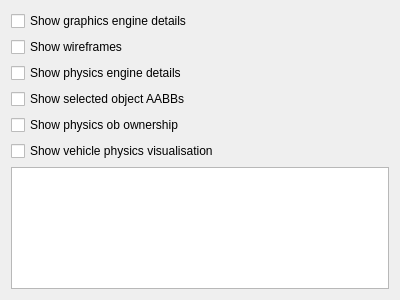
Before: the Qt Designer form gui_client/DiagnosticsWidget.ui in shipilovden/substrata-metasiberia, drawn with Qt 5.
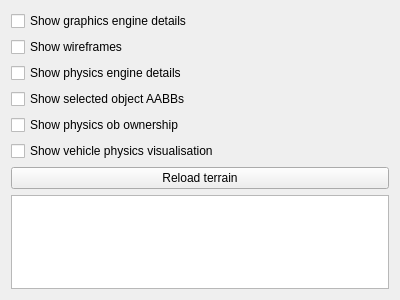
After: the same form once the commit is applied.

Commit message: Added 'Reload terrain' button to DiagnosticsWidget. Terrain normal generation: Use large deltas for consistency with the normal generation in the interior of the chunk, otherwise the chunk edge is visible due to different normal generation techniques.

```diff
--- a/gui_client/DiagnosticsWidget.ui
+++ b/gui_client/DiagnosticsWidget.ui
@@ -56,6 +56,13 @@
      </property>
     </widget>
    </item>
+   <item>
+    <widget class="QPushButton" name="reloadTerrainPushButton">
+     <property name="text">
+      <string>Reload terrain</string>
+     </property>
+    </widget>
+   </item>
    <item>
     <widget class="QPlainTextEdit" name="diagnosticsTextEdit">
      <property name="readOnly">
```
The commit also changes 5 other files.
